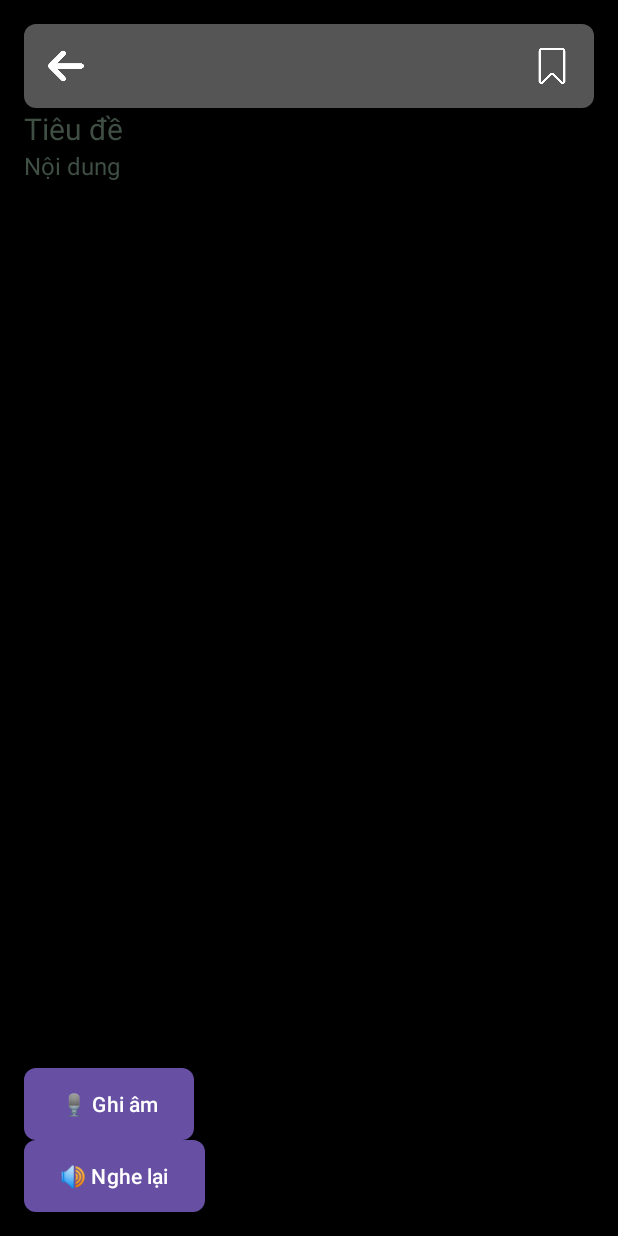
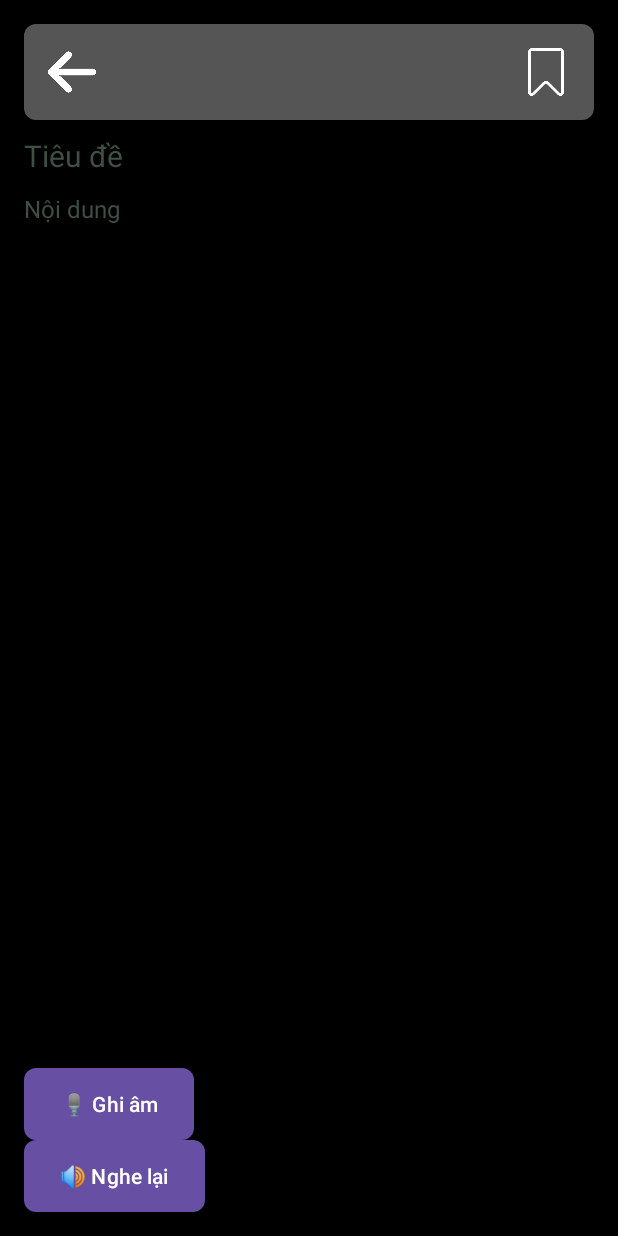
Before and after one commit to thelinh2711/appnote, an Android app: the AddEditNoteActivity screen opened directly, with no data from a screen before it, on a phone screen of 412 x 824 dp. Run offline under Robolectric (Android 15) with nearby library versions, the phone set to English and light mode, and no system bars.

Commit message:
complete NoteDAO

```diff
--- a/app/src/main/java/com/example/appnote/ui/AddEditNoteActivity.kt
+++ b/app/src/main/java/com/example/appnote/ui/AddEditNoteActivity.kt
@@ -1,6 +1,8 @@
 package com.example.appnote.ui
 
 import android.os.Bundle
+import android.widget.EditText
+import android.widget.ImageButton
 import androidx.activity.enableEdgeToEdge
 import androidx.appcompat.app.AppCompatActivity
 import androidx.core.view.ViewCompat
@@ -8,8 +10,19 @@ import androidx.core.view.WindowInsetsCompat
 import com.example.appnote.R
 
 class AddEditNoteActivity : AppCompatActivity() {
+    private lateinit var etTitle: EditText
+    private lateinit var etContent: EditText
+    private lateinit var btnSave: ImageButton
+    private lateinit var btnBack: ImageButton
+
+
     override fun onCreate(savedInstanceState: Bundle?) {
         super.onCreate(savedInstanceState)
         setContentView(R.layout.activity_add_edit_note)
+        initView();
+    }
+
+    private fun initView() {
+
     }
 }
--- a/app/src/main/res/layout/activity_add_edit_note.xml
+++ b/app/src/main/res/layout/activity_add_edit_note.xml
@@ -24,14 +24,14 @@
         <!-- Nút quay lại -->
         <ImageButton
             android:id="@+id/btnBack"
-            android:layout_width="40dp"
-            android:layout_height="40dp"
+            android:layout_width="48dp"
+            android:layout_height="48dp"
             android:background="@null"
             android:src="@drawable/ic_arrow_back"
             android:contentDescription="Back"
-            android:tint="@color/white"
             android:scaleType="centerInside"
-            android:padding="8dp" />
+            android:padding="8dp"
+            app:tint="@color/white" />
 
         <Space
             android:layout_width="0dp"
@@ -41,8 +41,8 @@
         <!-- Nút lưu -->
         <ImageButton
             android:id="@+id/btnSave"
-            android:layout_width="40dp"
-            android:layout_height="40dp"
+            android:layout_width="48dp"
+            android:layout_height="48dp"
             android:background="@null"
             android:src="@drawable/ic_save"
             android:contentDescription="Save"
@@ -56,7 +56,7 @@
     <EditText
         android:id="@+id/etTitle"
         android:layout_width="0dp"
-        android:layout_height="wrap_content"
+        android:layout_height="48dp"
         android:hint="Tiêu đề"
         android:textColor="@color/white"
         android:textColorHint="@color/dark_gray"
```
Also changed, not shown: app/src/main/java/com/example/appnote/data/NoteDAO.kt (+17 -0 lines).
